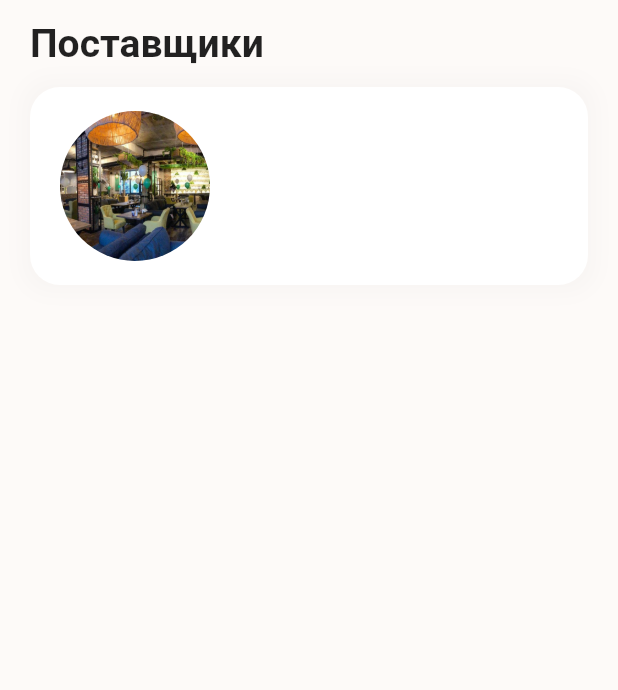
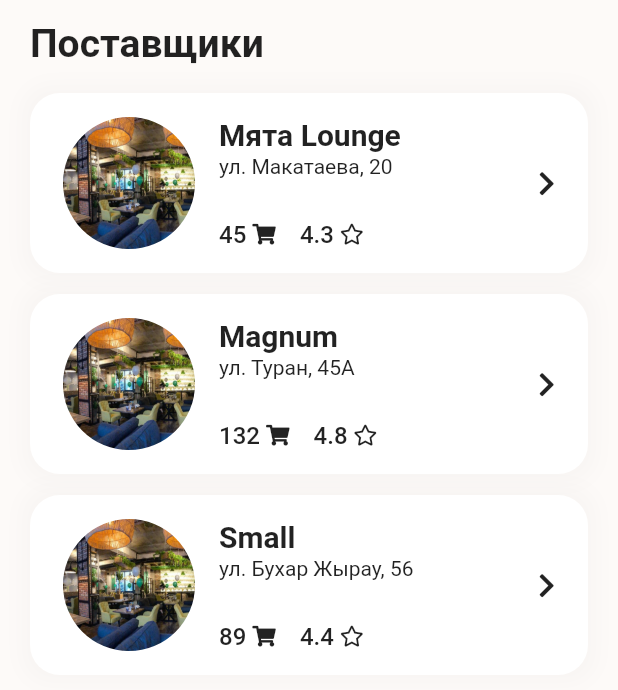
Before and after one commit to Crepiks/havchik-mobile, a Flutter app: the screen it shows after launch, on a phone screen of 412 x 824 dp. Shown: the top 690 px of the screen. Run offline on Flutter 3.47's test engine with Material 2 defaults, Android fonts, the phone set to English and light mode, and no system bars; our stand-ins replace font_awesome_flutter.

Commit message:
feat: create mock sellers data

```diff
--- /dev/null
+++ b/lib/common/entities/seller.dart
@@ -0,0 +1,16 @@
+class Seller {
+  final int id;
+  final String name;
+  final String address;
+  final int productsNumber;
+  final double rating;
+  final String image;
+
+  const Seller(
+      {required this.id,
+      required this.name,
+      required this.address,
+      required this.productsNumber,
+      required this.rating,
+      required this.image});
+}
--- /dev/null
+++ b/lib/data/sellers.dart
@@ -0,0 +1,25 @@
+import 'package:havchik/common/entities/seller.dart';
+
+const sellers = [
+  Seller(
+      id: 1,
+      name: "Мята Lounge",
+      address: "ул. Макатаева, 20",
+      productsNumber: 45,
+      rating: 4.3,
+      image: 'seller.jpeg'),
+  Seller(
+      id: 2,
+      name: "Magnum",
+      address: "ул. Туран, 45А",
+      productsNumber: 132,
+      rating: 4.8,
+      image: 'seller.jpeg'),
+  Seller(
+      id: 3,
+      name: "Small",
+      address: "ул. Бухар Жырау, 56",
+      productsNumber: 89,
+      rating: 4.4,
+      image: 'seller.jpeg')
+];
--- a/lib/modules/sellers/views/components/seller_card.dart
+++ b/lib/modules/sellers/views/components/seller_card.dart
@@ -1,13 +1,18 @@
 import 'package:flutter/material.dart';
+import 'package:font_awesome_flutter/font_awesome_flutter.dart';
 import 'package:havchik/common/constants/app_colors.dart';
+import 'package:havchik/common/entities/seller.dart';
 
 class SellerCard extends StatelessWidget {
-  const SellerCard({Key? key}) : super(key: key);
+  final Seller seller;
+
+  const SellerCard({Key? key, required this.seller}) : super(key: key);
 
   @override
   Widget build(BuildContext context) {
     return Container(
-      padding: const EdgeInsets.symmetric(vertical: 16, horizontal: 20),
+      height: 120,
+      padding: const EdgeInsets.symmetric(vertical: 16, horizontal: 16),
       decoration: BoxDecoration(
         color: AppColors.light,
         borderRadius: const BorderRadius.all(Radius.circular(20)),
@@ -20,15 +25,74 @@ class SellerCard extends StatelessWidget {
         ],
       ),
       child: Row(
+        mainAxisAlignment: MainAxisAlignment.spaceBetween,
+        crossAxisAlignment: CrossAxisAlignment.start,
         children: [
           Container(
             width: 100,
             height: 100,
-            decoration: const BoxDecoration(
+            decoration: BoxDecoration(
                 shape: BoxShape.circle,
                 image: DecorationImage(
                     fit: BoxFit.cover,
-                    image: AssetImage('assets/images/seller.jpeg'))),
+                    image: AssetImage('assets/images/${seller.image}'))),
+          ),
+          const SizedBox(width: 10),
+          Expanded(
+            child: Column(
+              mainAxisAlignment: MainAxisAlignment.spaceBetween,
+              crossAxisAlignment: CrossAxisAlignment.start,
+              children: [
+                Column(
+                  crossAxisAlignment: CrossAxisAlignment.start,
+                  children: [
+                    Text(seller.name,
+                        style: const TextStyle(
+                            fontSize: 20, fontWeight: FontWeight.w600)),
+                    const SizedBox(
+                      height: 2,
+                    ),
+                    Text(seller.address)
+                  ],
+                ),
+                Row(
+                  children: [
+                    Text(
+                      seller.productsNumber.toString(),
+                      style: const TextStyle(
+                          fontSize: 16, fontWeight: FontWeight.w500),
+                    ),
+                    const SizedBox(width: 4),
+                    const FaIcon(
+                      FontAwesomeIcons.shoppingCart,
+                      size: 14,
+                    ),
+                    const SizedBox(
+                      width: 16,
+                    ),
+                    Text(
+                      seller.rating.toString(),
+                      style: const TextStyle(
+                          fontSize: 16, fontWeight: FontWeight.w500),
+                    ),
+                    const SizedBox(width: 4),
+                    const FaIcon(
+                      FontAwesomeIcons.star,
+                      size: 14,
+                    )
+                  ],
+                )
+              ],
+            ),
+          ),
+          const Center(
+            child: Padding(
+              padding: EdgeInsets.only(right: 6),
+              child: FaIcon(
+                FontAwesomeIcons.chevronRight,
+                size: 18,
+              ),
+            ),
           )
         ],
       ),
--- a/lib/modules/sellers/views/sellers_view.dart
+++ b/lib/modules/sellers/views/sellers_view.dart
@@ -1,5 +1,7 @@
 import 'package:flutter/material.dart';
 import 'package:havchik/common/constants/app_colors.dart';
+import 'package:havchik/common/entities/seller.dart';
+import 'package:havchik/data/sellers.dart';
 import 'package:havchik/modules/sellers/views/components/seller_card.dart';
 import 'package:havchik/modules/sellers/views/components/sellers_header.dart';
 
@@ -16,14 +18,25 @@ class _SellersViewState extends State<SellersView> {
     return Scaffold(
         backgroundColor: AppColors.background,
         body: ListView(
-          children: const [
-            Padding(
+          children: [
+            const Padding(
                 padding: EdgeInsets.symmetric(horizontal: 20),
                 child: SellersHeader()),
-            Padding(
-                padding: EdgeInsets.symmetric(horizontal: 20),
-                child: SellerCard()),
+            const SizedBox(
+              height: 4,
+            ),
+            ..._buildSellerCards(sellers)
           ],
         ));
   }
+
+  List<Widget> _buildSellerCards(List<Seller> sellers) {
+    return sellers
+        .map(
+          (Seller seller) => Padding(
+              padding: const EdgeInsets.only(right: 20, left: 20, bottom: 14),
+              child: SellerCard(seller: seller)),
+        )
+        .toList();
+  }
 }
--- a/pubspec.yaml
+++ b/pubspec.yaml
@@ -33,6 +33,7 @@ dependencies:
   # The following adds the Cupertino Icons font to your application.
   # Use with the CupertinoIcons class for iOS style icons.
   cupertino_icons: ^1.0.2
+  font_awesome_flutter: ^9.2.0
 
 dev_dependencies:
   flutter_test:
```
Also changed, not shown: pubspec.lock.
